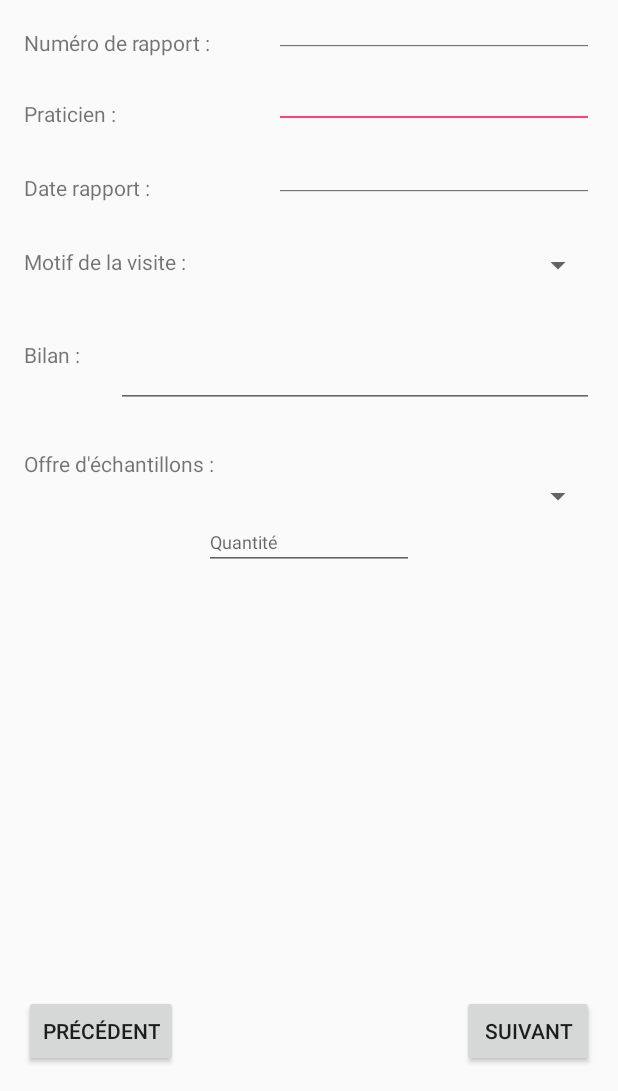
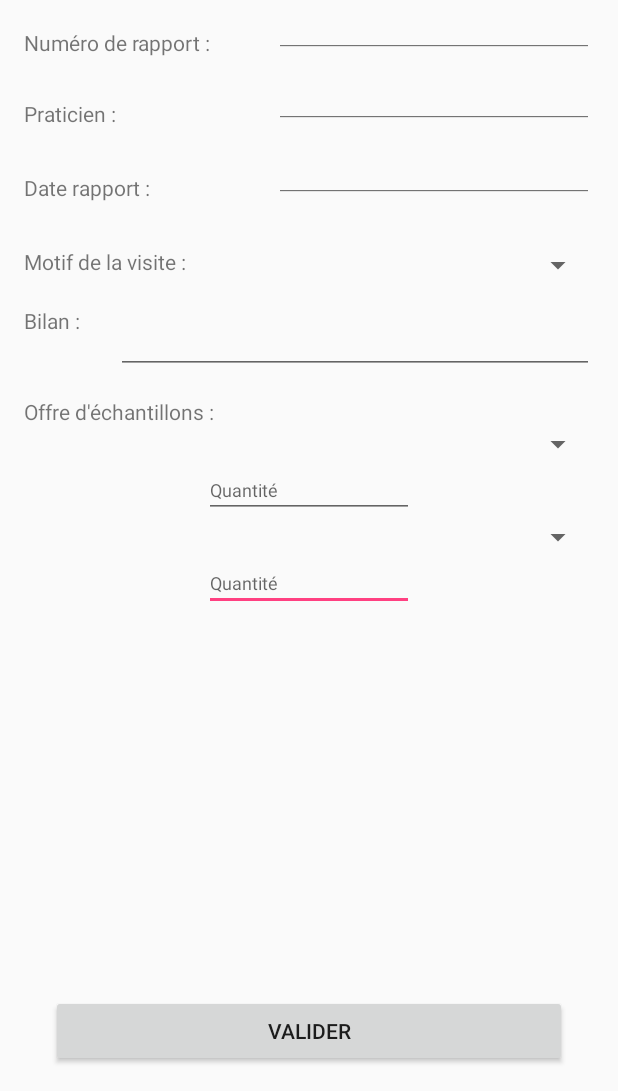
Before and after one commit to yassine269/gsbCompteRenduSIO2017Mobile, an Android app: the SaisieCRActivity screen opened directly, with no data from a screen before it, on a phone screen of 412 x 824 dp, the part 145-1236 px from its top. Run offline under Robolectric (Android 15) with nearby library versions, the phone set to English and light mode, and no system bars; 5 statements that could not run were skipped.

```diff
--- a/app/src/main/java/bts/sio/compterendu/AndroidSpinnerExampleActivity.java
+++ b/app/src/main/java/bts/sio/compterendu/AndroidSpinnerExampleActivity.java
@@ -25,7 +25,7 @@ public class AndroidSpinnerExampleActivity extends Activity implements OnItemSel
         super.onCreate(savedInstanceState);
 
         // Spinner element
-        Spinner spinner = (Spinner) findViewById(R.id.spinnerTest);
+        Spinner spinner = (Spinner) findViewById(R.id.motifSpinner);
 
         // Spinner click listener
         spinner.setOnItemSelectedListener(this);
--- a/app/src/main/java/bts/sio/compterendu/ConsulterCRActivity.java
+++ b/app/src/main/java/bts/sio/compterendu/ConsulterCRActivity.java
@@ -35,7 +35,7 @@ public class ConsulterCRActivity extends AppCompatActivity {
         setContentView(R.layout.activity_consultercr);
 
         Retrofit retrofit = new Retrofit.Builder()
-                .baseUrl("")
+                .baseUrl("http://www.gsb.c7j-studio.com/")
                 .addConverterFactory(GsonConverterFactory.create())
                 .build();
         AdressBookApi service = retrofit.create(AdressBookApi.class);
--- a/app/src/main/java/bts/sio/compterendu/SaisieCRActivity.java
+++ b/app/src/main/java/bts/sio/compterendu/SaisieCRActivity.java
@@ -44,7 +44,9 @@ public class SaisieCRActivity extends AppCompatActivity {
                     //((Spinner) findViewById(R.id.motifSpinner)).get(response.body().getMotifVisit());
                     ((TextView) findViewById(R.id.bilan)).setText(response.body().getBilan());
                     //((TextView) findViewById(R.id.echantSpinner)).setText(response.body().getNomEchant());
+                    //((TextView) findViewById(R.id.echantSpinner2)).setText(response.body().getNomEchant());
                     ((TextView) findViewById(R.id.quant)).setText(response.body().getNbEchant());
+                    ((TextView) findViewById(R.id.quant2)).setText(response.body().getNbEchant());
                 }
 
                 @Override
--- a/app/src/main/res/layout/activity_saisiecr.xml
+++ b/app/src/main/res/layout/activity_saisiecr.xml
@@ -10,7 +10,27 @@
         tools:context="bts.sio.compterendu.PanelVisiteurActivity"
         android:layout_height="wrap_content">
 
-        <TextView
+    <EditText
+        android:id="@+id/quant2"
+        android:layout_width="wrap_content"
+        android:layout_height="wrap_content"
+        android:ems="10"
+        android:hint="@string/Qte"
+        android:inputType="numberSigned"
+        android:textSize="12sp"
+        android:layout_below="@+id/echantSpinner2"
+        android:layout_alignLeft="@+id/quant"
+        android:layout_alignStart="@+id/quant" />
+
+    <Spinner
+        android:id="@+id/echantSpinner"
+        android:layout_width="match_parent"
+        android:layout_height="wrap_content"
+        android:layout_alignParentLeft="true"
+        android:layout_alignParentStart="true"
+        android:layout_below="@+id/Echant" />
+
+    <TextView
             android:text="@string/Praticien"
             android:layout_width="wrap_content"
             android:layout_height="wrap_content"
@@ -85,29 +105,30 @@
             android:layout_width="wrap_content"
             android:layout_height="wrap_content"
             android:id="@+id/Bilan"
+            android:layout_marginTop="15dp"
             android:layout_below="@+id/motifSpinner"
             android:layout_alignParentLeft="true"
-            android:layout_alignParentStart="true"
-            android:layout_marginTop="38dp" />
+            android:layout_alignParentStart="true" />
 
         <Spinner
             android:layout_width="match_parent"
             android:layout_height="wrap_content"
-            android:id="@+id/echantSpinner"
-            android:layout_below="@+id/Echant"
+            android:id="@+id/echantSpinner2"
+            android:layout_below="@+id/echantSpinner"
             android:layout_alignParentLeft="true"
-            android:layout_alignParentStart="true" />
+            android:layout_alignParentStart="true"
+            android:layout_marginTop="38dp" />
 
     <EditText
         android:id="@+id/quant"
         android:layout_width="wrap_content"
         android:layout_height="wrap_content"
-        android:layout_below="@+id/echantSpinner"
-        android:layout_centerHorizontal="true"
         android:ems="10"
         android:hint="@string/Qte"
         android:inputType="numberSigned"
-        android:textSize="12sp" />
+        android:textSize="12sp"
+        android:layout_below="@+id/echantSpinner"
+        android:layout_centerHorizontal="true" />
 
         <EditText
             android:layout_width="wrap_content"
@@ -143,30 +164,23 @@
         android:inputType="textPersonName"
         android:textSize="18sp" />
 
-        <Button
-            android:text="@string/Precedent"
-            android:layout_width="wrap_content"
-            android:layout_height="wrap_content"
-            android:id="@+id/Precedent"
-            android:layout_alignParentBottom="true"
-            android:layout_alignParentLeft="true"
-            android:layout_alignParentStart="true" />
-
-        <Button
-            android:text="@string/Suivant"
-            android:layout_width="wrap_content"
-            android:layout_height="wrap_content"
-            android:id="@+id/Suivant"
-            android:layout_alignParentBottom="true"
-            android:layout_alignParentRight="true"
-            android:layout_alignParentEnd="true" />
+    <Button
+        android:id="@+id/Suivant"
+        android:layout_width="wrap_content"
+        android:layout_height="wrap_content"
+        android:text="@string/Valider"
+        android:layout_alignParentBottom="true"
+        android:layout_alignLeft="@+id/SaisieCR"
+        android:layout_alignStart="@+id/SaisieCR"
+        android:layout_alignRight="@+id/SaisieCR"
+        android:layout_alignEnd="@+id/SaisieCR" />
 
         <TextView
             android:text="@string/Echant"
             android:layout_width="wrap_content"
             android:layout_height="wrap_content"
             android:id="@+id/Echant"
-            android:layout_marginTop="27dp"
+            android:layout_marginTop="15dp"
             android:layout_below="@+id/bilan"
             android:layout_alignParentLeft="true"
             android:layout_alignParentStart="true" />
--- a/app/src/main/res/values/strings.xml
+++ b/app/src/main/res/values/strings.xml
@@ -11,6 +11,7 @@
     <string name="SaisieCR">Saisie ou modification de compte-rendu(s)</string>
     <string name="ConsulterCR">Consultation de compte-rendu(s)</string>
     <string name="Choix">Je souhaite :</string>
+    <string name="Valider">Valider</string>
     <string name="NbRap">Numéro de rapport :</string>
     <string name="Praticien">Praticien :</string>
     <string name="DateRap">Date rapport :</string>
```
